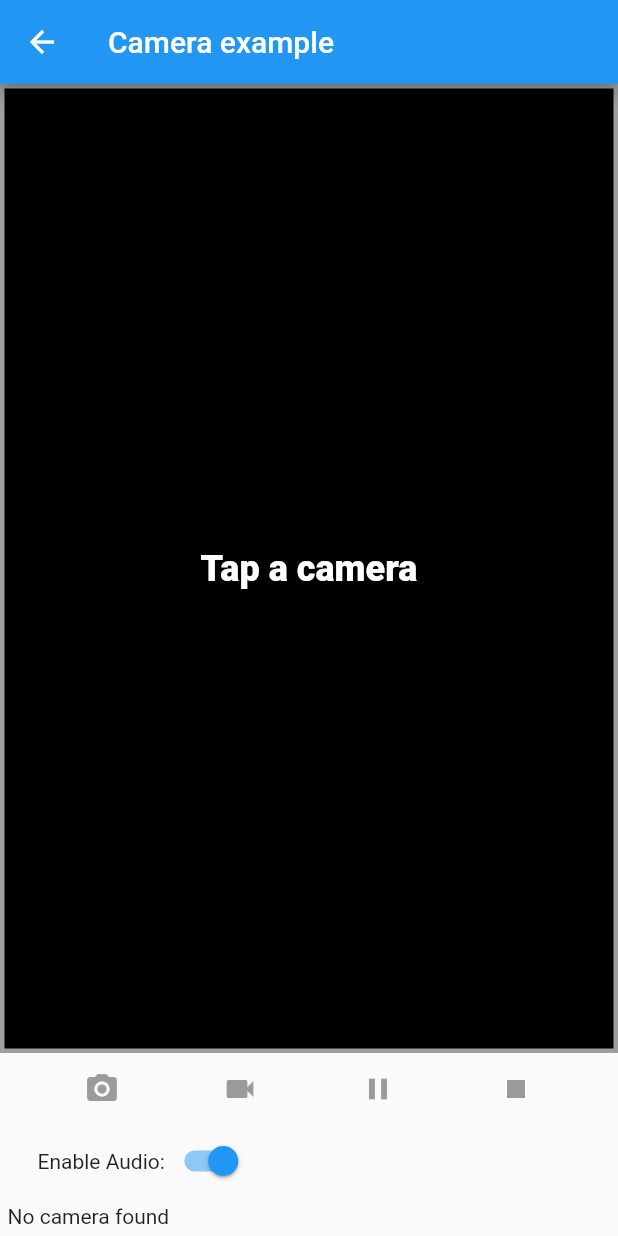
After one commit to tonytyhuang/iFridge, a Flutter app: the screen it shows after launch, after a tap on "Enter Items", on a phone screen of 412 x 824 dp. The commit adds this screen. Run offline on Flutter 3.47's test engine with Material 2 defaults, Android fonts, the phone set to English and light mode, and no system bars; our stand-ins replace camera, cloud_firestore, firebase_auth; accounts and stored records are empty.

Commit message:
losing my mind

```diff
--- a/lib/main.dart
+++ b/lib/main.dart
@@ -3,10 +3,16 @@ import 'package:provider/provider.dart';
 import 'package:fridge_app/models/user.dart';
 import 'package:fridge_app/screens/LoginScreen.dart';
 import 'package:fridge_app/screens/shopping_list.dart';
+import 'package:fridge_app/screens/input_screen.dart';
 import 'screens/home_screen.dart';
 import 'package:fridge_app/services/auth.dart';
+import 'package:camera/camera.dart';
 
-void main() {
+List<CameraDescription> cameras = [];
+
+Future<void> main() async {
+  WidgetsFlutterBinding.ensureInitialized();
+  cameras = await availableCameras();
   runApp(MyApp());
 }
 
@@ -21,6 +27,7 @@ class MyApp extends StatelessWidget {
           routes: {
             'loginScreen': (content) => LoginScreen(),
             'shopping_list': (content) => Shopping_List(),
+            'input_screen': (content) => InputScreen(),
           }),
     );
   }
--- a/lib/screens/home_screen.dart
+++ b/lib/screens/home_screen.dart
@@ -79,6 +79,9 @@ class _HomeScreenState extends State<HomeScreen> {
             //   ]
 
             // ),
+            RaisedButton(
+                onPressed: () => Navigator.pushNamed(context, 'input_screen'),
+                child: const Text('Enter Items')),
 
             Padding(
               padding: EdgeInsets.only(top: 200),
@@ -96,18 +99,13 @@ class _HomeScreenState extends State<HomeScreen> {
                 ),
               ),
             ),
-          ]
-        )
-      ),
+          ])),
     );
   }
 
-
   Widget _horizontalScroll() => Container(
       height: 200.0,
-    child: ListView(
-      scrollDirection:  Axis.horizontal,
-      children: <Widget>[
+      child: ListView(scrollDirection: Axis.horizontal, children: <Widget>[
         Container(
           width: 160.0,
           color: Colors.blue,
@@ -132,16 +130,12 @@ class _HomeScreenState extends State<HomeScreen> {
           width: 160.0,
           color: Colors.teal,
         ),
-      ]
-    )
-  );
+      ]));
 
   Widget _buildTitle() => Padding(
         padding: EdgeInsets.only(top: 8.0, left: 16.0),
-    child: Text(
-      "iFridge",
+        child: Text("iFridge",
             textAlign: TextAlign.left,
-      style: TextStyle(fontWeight: FontWeight.bold, fontSize: 50.0)
-    ),
+            style: TextStyle(fontWeight: FontWeight.bold, fontSize: 50.0)),
       );
 } // End of class
--- /dev/null
+++ b/lib/screens/input_screen.dart
@@ -0,0 +1,395 @@
+import 'dart:async';
+import 'dart:io';
+
+import 'package:camera/camera.dart';
+import 'package:flutter/material.dart';
+import 'package:path_provider/path_provider.dart';
+
+class InputScreen extends StatefulWidget {
+  @override
+  InputScreenState createState() {
+    return InputScreenState();
+  }
+}
+
+IconData getCameraLensIcon(CameraLensDirection direction) {
+  switch (direction) {
+    case CameraLensDirection.back:
+      return Icons.camera_rear;
+    case CameraLensDirection.front:
+      return Icons.camera_front;
+    case CameraLensDirection.external:
+      return Icons.camera;
+  }
+  throw ArgumentError('Unknown lens direction');
+}
+
+void logError(String code, String message) =>
+    print('Error: $code\nError Message: $message');
+
+class InputScreenState extends State<InputScreen> with WidgetsBindingObserver {
+  CameraController controller;
+  String imagePath;
+  String videoPath;
+  VoidCallback videoPlayerListener;
+  bool enableAudio = true;
+
+  List<CameraDescription> cameras = [];
+
+  Future<void> getCameras() async {
+    print('test');
+    try {
+      WidgetsFlutterBinding.ensureInitialized();
+      cameras = await availableCameras();
+    } on CameraException catch (e) {
+      logError(e.code, e.description);
+    }
+  }
+
+  final GlobalKey<ScaffoldState> _scaffoldKey = GlobalKey<ScaffoldState>();
+
+  @override
+  Widget build(BuildContext context) {
+    return Scaffold(
+      key: _scaffoldKey,
+      appBar: AppBar(
+        title: const Text('Camera example'),
+      ),
+      body: Column(
+        children: <Widget>[
+          Expanded(
+            child: Container(
+              child: Padding(
+                padding: const EdgeInsets.all(1.0),
+                child: Center(
+                  child: _cameraPreviewWidget(),
+                ),
+              ),
+              decoration: BoxDecoration(
+                color: Colors.black,
+                border: Border.all(
+                  color: controller != null && controller.value.isRecordingVideo
+                      ? Colors.redAccent
+                      : Colors.grey,
+                  width: 3.0,
+                ),
+              ),
+            ),
+          ),
+          _captureControlRowWidget(),
+          _toggleAudioWidget(),
+          Padding(
+            padding: const EdgeInsets.all(5.0),
+            child: Row(
+              mainAxisAlignment: MainAxisAlignment.start,
+              children: <Widget>[
+                _cameraTogglesRowWidget(),
+                _thumbnailWidget(),
+              ],
+            ),
+          ),
+        ],
+      ),
+    );
+  }
+
+  /// Display the preview from the camera (or a message if the preview is not available).
+  Widget _cameraPreviewWidget() {
+    if (controller == null || !controller.value.isInitialized) {
+      return const Text(
+        'Tap a camera',
+        style: TextStyle(
+          color: Colors.white,
+          fontSize: 24.0,
+          fontWeight: FontWeight.w900,
+        ),
+      );
+    } else {
+      return AspectRatio(
+        aspectRatio: controller.value.aspectRatio,
+        child: CameraPreview(controller),
+      );
+    }
+  }
+
+  /// Toggle recording audio
+  Widget _toggleAudioWidget() {
+    return Padding(
+      padding: const EdgeInsets.only(left: 25),
+      child: Row(
+        children: <Widget>[
+          const Text('Enable Audio:'),
+          Switch(
+            value: enableAudio,
+            onChanged: (bool value) {
+              enableAudio = value;
+              if (controller != null) {
+                onNewCameraSelected(controller.description);
+              }
+            },
+          ),
+        ],
+      ),
+    );
+  }
+
+  /// Display the thumbnail of the captured image or video.
+  Widget _thumbnailWidget() {
+    return Expanded(
+      child: Align(
+        alignment: Alignment.centerRight,
+        child: Row(
+          mainAxisSize: MainAxisSize.min,
+          children: <Widget>[],
+        ),
+      ),
+    );
+  }
+
+  /// Display the control bar with buttons to take pictures and record videos.
+  Widget _captureControlRowWidget() {
+    return Row(
+      mainAxisAlignment: MainAxisAlignment.spaceEvenly,
+      mainAxisSize: MainAxisSize.max,
+      children: <Widget>[
+        IconButton(
+          icon: const Icon(Icons.camera_alt),
+          color: Colors.blue,
+          onPressed: controller != null &&
+                  controller.value.isInitialized &&
+                  !controller.value.isRecordingVideo
+              ? onTakePictureButtonPressed
+              : null,
+        ),
+        IconButton(
+          icon: const Icon(Icons.videocam),
+          color: Colors.blue,
+          onPressed: controller != null &&
+                  controller.value.isInitialized &&
+                  !controller.value.isRecordingVideo
+              ? onVideoRecordButtonPressed
+              : null,
+        ),
+        IconButton(
+          icon: controller != null && controller.value.isRecordingPaused
+              ? Icon(Icons.play_arrow)
+              : Icon(Icons.pause),
+          color: Colors.blue,
+          onPressed: controller != null &&
+                  controller.value.isInitialized &&
+                  controller.value.isRecordingVideo
+              ? (controller != null && controller.value.isRecordingPaused
+                  ? onResumeButtonPressed
+                  : onPauseButtonPressed)
+              : null,
+        ),
+        IconButton(
+          icon: const Icon(Icons.stop),
+          color: Colors.red,
+          onPressed: controller != null &&
+                  controller.value.isInitialized &&
+                  controller.value.isRecordingVideo
+              ? onStopButtonPressed
+              : null,
+        )
+      ],
+    );
+  }
+
+  /// Display a row of toggle to select the camera (or a message if no camera is available).
+  Widget _cameraTogglesRowWidget() {
+    getCameras();
+
+    final List<Widget> toggles = <Widget>[];
+
+    if (cameras.isEmpty) {
+      return const Text('No camera found');
+    } else {
+      for (CameraDescription cameraDescription in cameras) {
+        toggles.add(
+          SizedBox(
+            width: 90.0,
+            child: RadioListTile<CameraDescription>(
+              title: Icon(getCameraLensIcon(cameraDescription.lensDirection)),
+              groupValue: controller?.description,
+              value: cameraDescription,
+              onChanged: controller != null && controller.value.isRecordingVideo
+                  ? null
+                  : onNewCameraSelected,
+            ),
+          ),
+        );
+      }
+    }
+
+    return Row(children: toggles);
+  }
+
+  String timestamp() => DateTime.now().millisecondsSinceEpoch.toString();
+
+  void showInSnackBar(String message) {
+    _scaffoldKey.currentState.showSnackBar(SnackBar(content: Text(message)));
+  }
+
+  void onNewCameraSelected(CameraDescription cameraDescription) async {
+    if (controller != null) {
+      await controller.dispose();
+    }
+    controller = CameraController(
+      cameraDescription,
+      ResolutionPreset.medium,
+      enableAudio: enableAudio,
+    );
+
+    // If the controller is updated then update the UI.
+    controller.addListener(() {
+      if (mounted) setState(() {});
+      if (controller.value.hasError) {
+        showInSnackBar('Camera error ${controller.value.errorDescription}');
+      }
+    });
+
+    try {
+      await controller.initialize();
+    } on CameraException catch (e) {
+      _showCameraException(e);
+    }
+
+    if (mounted) {
+      setState(() {});
+    }
+  }
+
+  void onTakePictureButtonPressed() {
+    takePicture().then((String filePath) {
+      if (mounted) {
+        setState(() {
+          imagePath = filePath;
+        });
+        if (filePath != null) showInSnackBar('Picture saved to $filePath');
+      }
+    });
+  }
+
+  void onVideoRecordButtonPressed() {
+    startVideoRecording().then((String filePath) {
+      if (mounted) setState(() {});
+      if (filePath != null) showInSnackBar('Saving video to $filePath');
+    });
+  }
+
+  void onStopButtonPressed() {
+    stopVideoRecording().then((_) {
+      if (mounted) setState(() {});
+      showInSnackBar('Video recorded to: $videoPath');
+    });
+  }
+
+  void onPauseButtonPressed() {
+    pauseVideoRecording().then((_) {
+      if (mounted) setState(() {});
+      showInSnackBar('Video recording paused');
+    });
+  }
+
+  void onResumeButtonPressed() {
+    resumeVideoRecording().then((_) {
+      if (mounted) setState(() {});
+      showInSnackBar('Video recording resumed');
+    });
+  }
+
+  Future<String> startVideoRecording() async {
+    if (!controller.value.isInitialized) {
+      showInSnackBar('Error: select a camera first.');
+      return null;
+    }
+
+    final Directory extDir = await getApplicationDocumentsDirectory();
+    final String dirPath = '${extDir.path}/Movies/flutter_test';
+    await Directory(dirPath).create(recursive: true);
+    final String filePath = '$dirPath/${timestamp()}.mp4';
+
+    if (controller.value.isRecordingVideo) {
+      // A recording is already started, do nothing.
+      return null;
+    }
+
+    try {
+      videoPath = filePath;
+      await controller.startVideoRecording(filePath);
+    } on CameraException catch (e) {
+      _showCameraException(e);
+      return null;
+    }
+    return filePath;
+  }
+
+  Future<void> stopVideoRecording() async {
+    if (!controller.value.isRecordingVideo) {
+      return null;
+    }
+
+    try {
+      await controller.stopVideoRecording();
+    } on CameraException catch (e) {
+      _showCameraException(e);
+      return null;
+    }
+  }
+
+  Future<void> pauseVideoRecording() async {
+    if (!controller.value.isRecordingVideo) {
+      return null;
+    }
+
+    try {
+      await controller.pauseVideoRecording();
+    } on CameraException catch (e) {
+      _showCameraException(e);
+      rethrow;
+    }
+  }
+
+  Future<void> resumeVideoRecording() async {
+    if (!controller.value.isRecordingVideo) {
+      return null;
+    }
+
+    try {
+      await controller.resumeVideoRecording();
+    } on CameraException catch (e) {
+      _showCameraException(e);
+      rethrow;
+    }
+  }
+
+  Future<String> takePicture() async {
+    if (!controller.value.isInitialized) {
+      showInSnackBar('Error: select a camera first.');
+      return null;
+    }
+    final Directory extDir = await getApplicationDocumentsDirectory();
+    final String dirPath = '${extDir.path}/Pictures/flutter_test';
+    await Directory(dirPath).create(recursive: true);
+    final String filePath = '$dirPath/${timestamp()}.jpg';
+
+    if (controller.value.isTakingPicture) {
+      // A capture is already pending, do nothing.
+      return null;
+    }
+
+    try {
+      await controller.takePicture(filePath);
+    } on CameraException catch (e) {
+      _showCameraException(e);
+      return null;
+    }
+    return filePath;
+  }
+
+  void _showCameraException(CameraException e) {
+    logError(e.code, e.description);
+    showInSnackBar('Error: ${e.code}\n${e.description}');
+  }
+}
--- a/pubspec.yaml
+++ b/pubspec.yaml
@@ -25,6 +25,10 @@ dependencies:
     sdk: flutter
   # flutter_svg: ^0.17.4
   # google_fonts: ^1.1.0
+
+  camera:
+  path_provider:
+  path:
 
   # The following adds the Cupertino Icons font to your application.
   # Use with the CupertinoIcons class for iOS style icons.
```
Also changed, not shown: pubspec.lock, 1 other file. Lines whose indentation alone changed are shown as unchanged.
